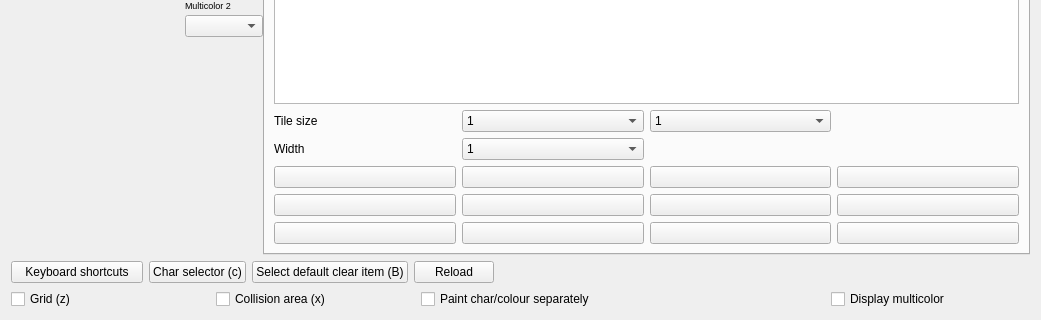
This is source/trsedocuments/formimageeditor.ui in leuat/TRSE as Qt 5 draws it before an edit; both pictures show x 0 to 1041 and y 307 to 627 of the 1041 by 627 pixel window. The edited form follows.
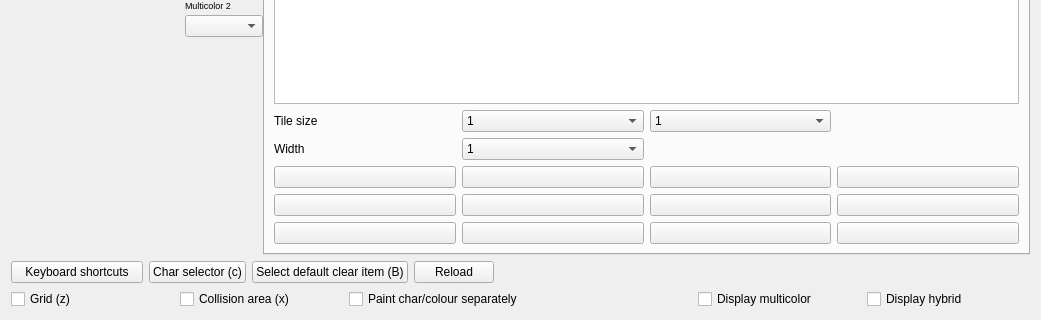
This is the edited form. Icons and pictures are not drawn. Custom widgets are drawn as their Qt base class.

```diff
--- a/source/trsedocuments/formimageeditor.ui
+++ b/source/trsedocuments/formimageeditor.ui
@@ -1503,6 +1503,13 @@
        </property>
       </widget>
      </item>
+     <item>
+      <widget class="QCheckBox" name="chkHybrid">
+       <property name="text">
+        <string>Display hybrid</string>
+       </property>
+      </widget>
+     </item>
     </layout>
    </item>
   </layout>
```
